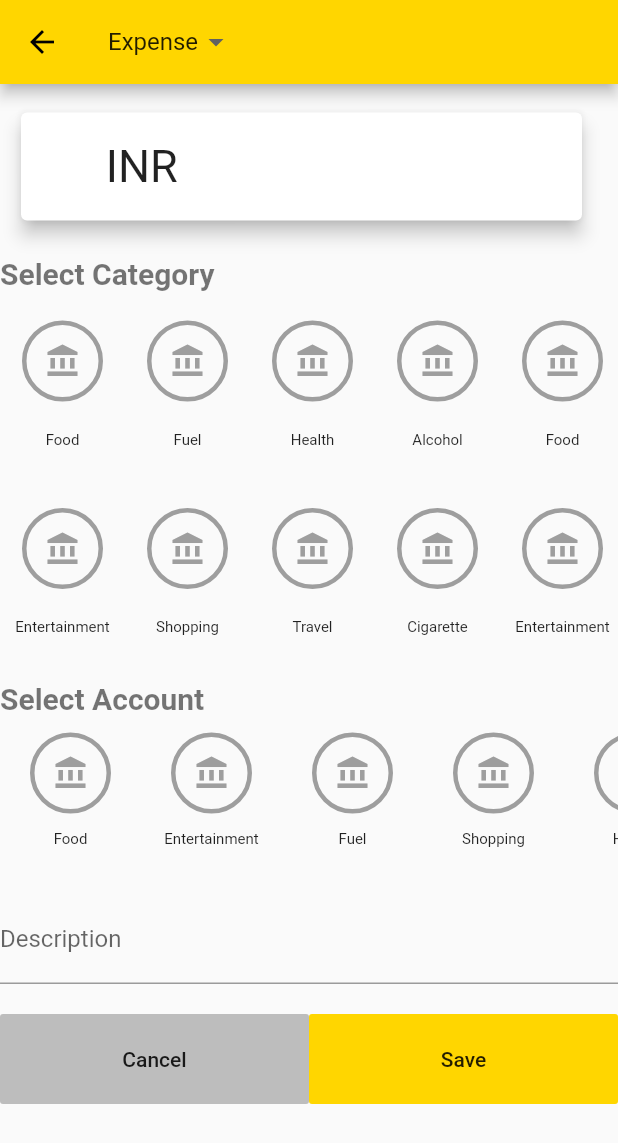
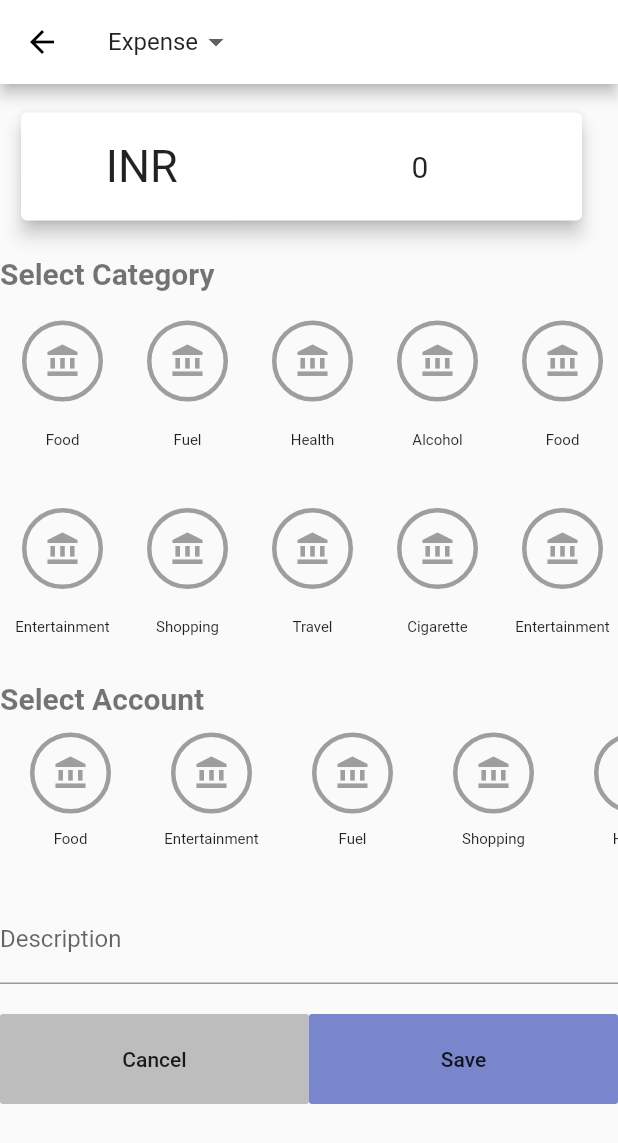
Before and after one commit to DevendraJ/xpenso, a Flutter app: the screen it shows after launch, after a tap on the "add" icon, on a phone screen of 412 x 824 dp. Shown: the top 1143 px of the screen. Run offline on Flutter 3.47's test engine with Material 2 defaults, Android fonts, the light colour scheme and no system bars.

Commit message:
Fixed an issue

```diff
--- a/lib/main.dart
+++ b/lib/main.dart
@@ -15,7 +15,7 @@ class MyApp extends StatelessWidget {
       title: 'Xpenso',
       home: MyHomePage(),
       theme: ThemeData(
-        primaryColor: Colors.yellowAccent.shade700,
+        primaryColor: Colors.white,
         accentColor: Colors.orange[900],
       ),
       routes: {
--- a/lib/widgets/new_transaction.dart
+++ b/lib/widgets/new_transaction.dart
@@ -20,6 +20,14 @@ class _NewTransactionState extends State<NewTransaction> {
 
   var incomeCategories = DataStore.getCategories
       .map((category) => GridViewItem(category, false, null));
+
+  var _formKey = GlobalKey<FormState>();
+  var amountController;
+  @override
+  void initState() {
+    super.initState();
+    amountController = TextEditingController(text: '0');
+  }
 
   @override
   Widget build(BuildContext context) {
@@ -45,7 +53,7 @@ class _NewTransactionState extends State<NewTransaction> {
         title: dropDown,
       ),
       body: Form(
-        key: GlobalKey<FormState>(),
+        key: _formKey,
         child: SingleChildScrollView(
           child: Column(
             crossAxisAlignment: CrossAxisAlignment.start,
@@ -72,6 +80,8 @@ class _NewTransactionState extends State<NewTransaction> {
                       SizedBox(
                         width: 100,
                         child: TextFormField(
+                          textAlign: TextAlign.center,
+                          controller: amountController,
                           keyboardType: TextInputType.number,
                           maxLines: 1,
                           decoration: InputDecoration(
@@ -169,7 +179,7 @@ class _NewTransactionState extends State<NewTransaction> {
                     height: 60,
                     onPressed: () {},
                     child: Text('Save'),
-                    color: Colors.yellowAccent.shade700,
+                    color: Colors.indigo[300],
                     minWidth: MediaQuery.of(context).size.width / 2,
                   )
                 ],
```
